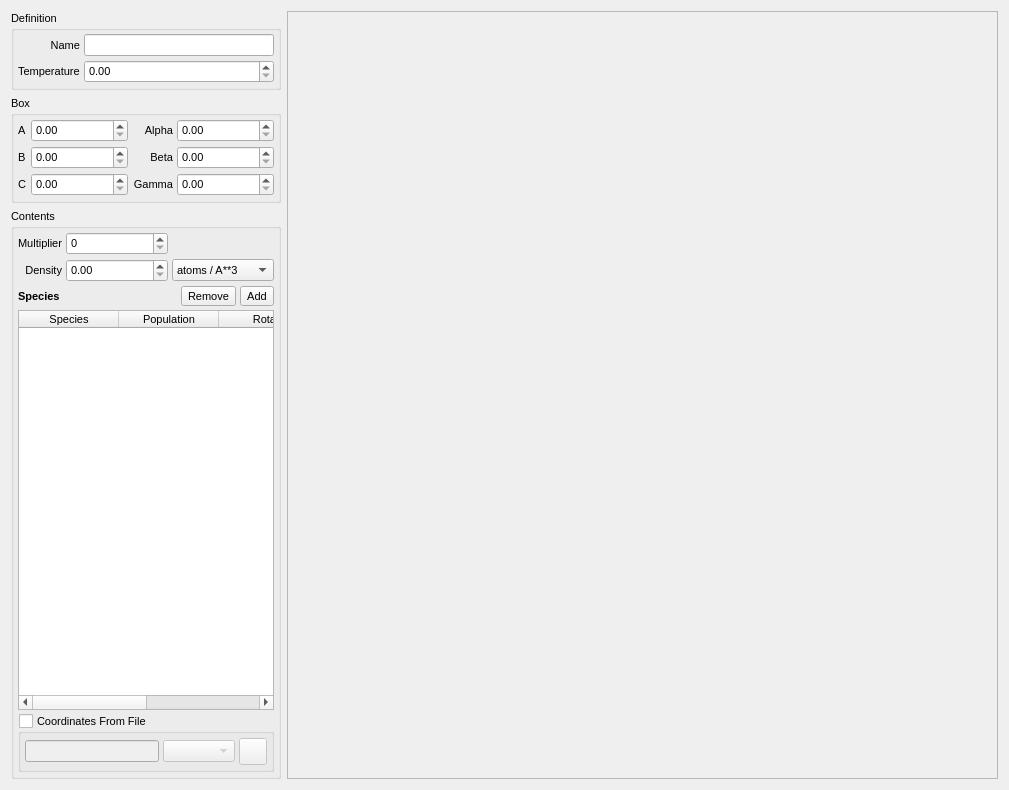
disorderedmaterials/dissolve, file src/gui/configurationtab.ui: the form before one commit.
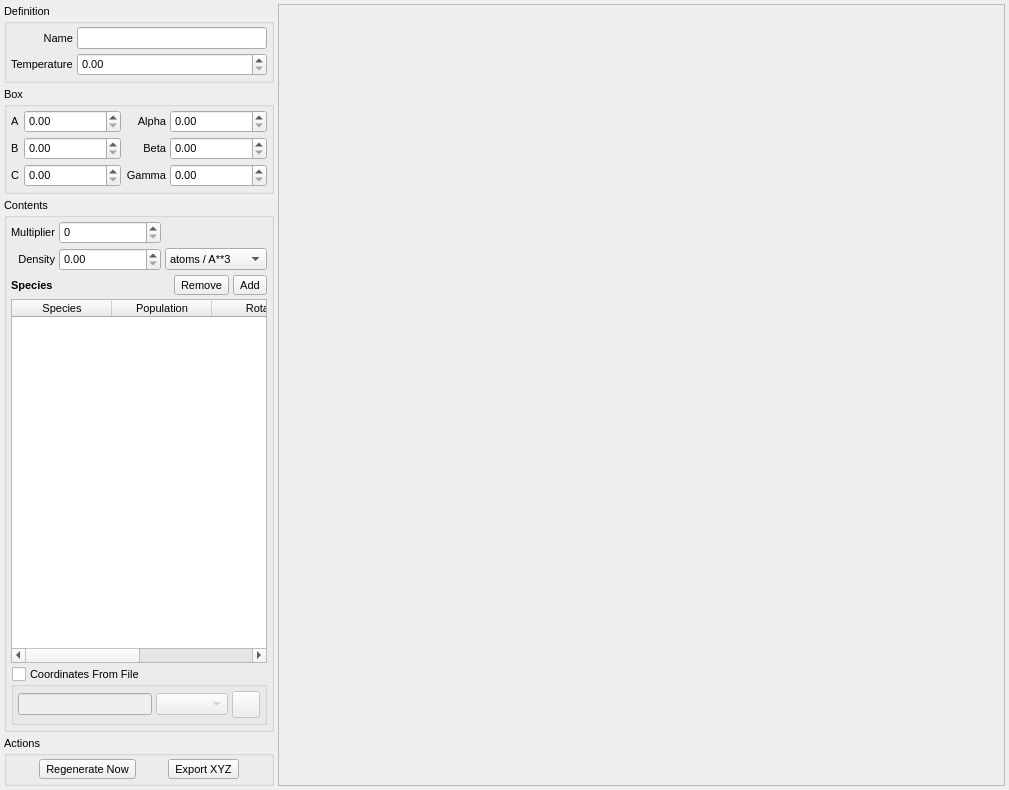
The form after the commit. Icons and pictures are not drawn. Custom widgets are drawn as their Qt base class.

Commit message: Added ConfigurationTab controls to regenerate (random) Configuration and export as XYZ file.

What changed in the file:
```diff
--- a/src/gui/configurationtab.ui
+++ b/src/gui/configurationtab.ui
@@ -19,8 +19,26 @@
    <string>Form</string>
   </property>
   <layout class="QHBoxLayout" name="horizontalLayout_4">
+   <property name="spacing">
+    <number>4</number>
+   </property>
+   <property name="leftMargin">
+    <number>4</number>
+   </property>
+   <property name="topMargin">
+    <number>4</number>
+   </property>
+   <property name="rightMargin">
+    <number>4</number>
+   </property>
+   <property name="bottomMargin">
+    <number>4</number>
+   </property>
    <item>
     <layout class="QVBoxLayout" name="verticalLayout_2">
+     <property name="spacing">
+      <number>4</number>
+     </property>
      <item>
       <widget class="QGroupBox" name="DefinitionGroup">
        <property name="title">
@@ -520,6 +538,88 @@
        </layout>
       </widget>
      </item>
+     <item>
+      <widget class="QGroupBox" name="ActionsGroup">
+       <property name="title">
+        <string>Actions</string>
+       </property>
+       <layout class="QHBoxLayout" name="horizontalLayout_5">
+        <property name="spacing">
+         <number>4</number>
+        </property>
+        <property name="leftMargin">
+         <number>4</number>
+        </property>
+        <property name="topMargin">
+         <number>4</number>
+        </property>
+        <property name="rightMargin">
+         <number>4</number>
+        </property>
+        <property name="bottomMargin">
+         <number>4</number>
+        </property>
+        <item>
+         <widget class="QToolButton" name="RegenerateNowButton">
+          <property name="sizePolicy">
+           <sizepolicy hsizetype="Fixed" vsizetype="Fixed">
+            <horstretch>0</horstretch>
+            <verstretch>0</verstretch>
+           </sizepolicy>
+          </property>
+          <property name="text">
+           <string>Regenerate Now</string>
+          </property>
+          <property name="icon">
+           <iconset resource="icons.qrc">
+            <normaloff>:/general/icons/general_remove.svg</normaloff>:/general/icons/general_remove.svg</iconset>
+          </property>
+          <property name="iconSize">
+           <size>
+            <width>16</width>
+            <height>16</height>
+           </size>
+          </property>
+          <property name="shortcut">
+           <string>Return</string>
+          </property>
+          <property name="toolButtonStyle">
+           <enum>Qt::ToolButtonTextBesideIcon</enum>
+          </property>
+         </widget>
+        </item>
+        <item>
+         <widget class="QToolButton" name="ExportButton">
+          <property name="sizePolicy">
+           <sizepolicy hsizetype="Fixed" vsizetype="Fixed">
+            <horstretch>0</horstretch>
+            <verstretch>0</verstretch>
+           </sizepolicy>
+          </property>
+          <property name="text">
+           <string>Export XYZ</string>
+          </property>
+          <property name="icon">
+           <iconset resource="icons.qrc">
+            <normaloff>:/general/icons/general_remove.svg</normaloff>:/general/icons/general_remove.svg</iconset>
+          </property>
+          <property name="iconSize">
+           <size>
+            <width>16</width>
+            <height>16</height>
+           </size>
+          </property>
+          <property name="shortcut">
+           <string>Return</string>
+          </property>
+          <property name="toolButtonStyle">
+           <enum>Qt::ToolButtonTextBesideIcon</enum>
+          </property>
+         </widget>
+        </item>
+       </layout>
+      </widget>
+     </item>
     </layout>
    </item>
    <item>
@@ -541,8 +641,8 @@
        <rect>
         <x>0</x>
         <y>0</y>
-        <width>709</width>
-        <height>770</height>
+        <width>721</width>
+        <height>780</height>
        </rect>
       </property>
       <layout class="QHBoxLayout" name="horizontalLayout_3">
```
The commit also changes 2 other files.
